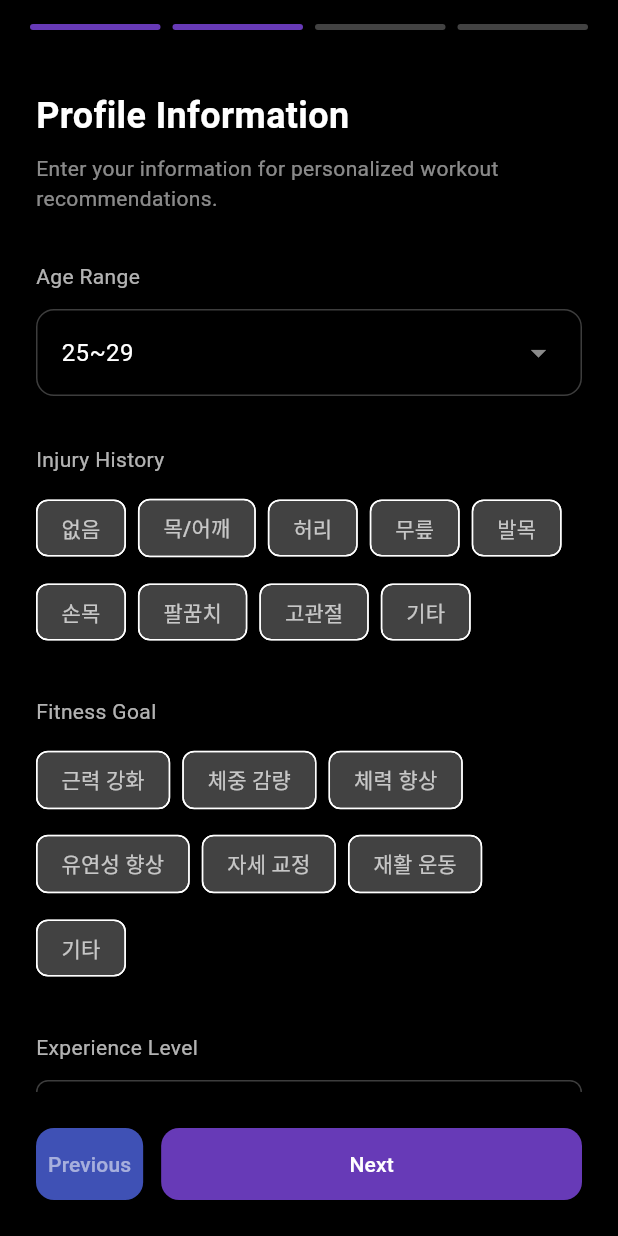
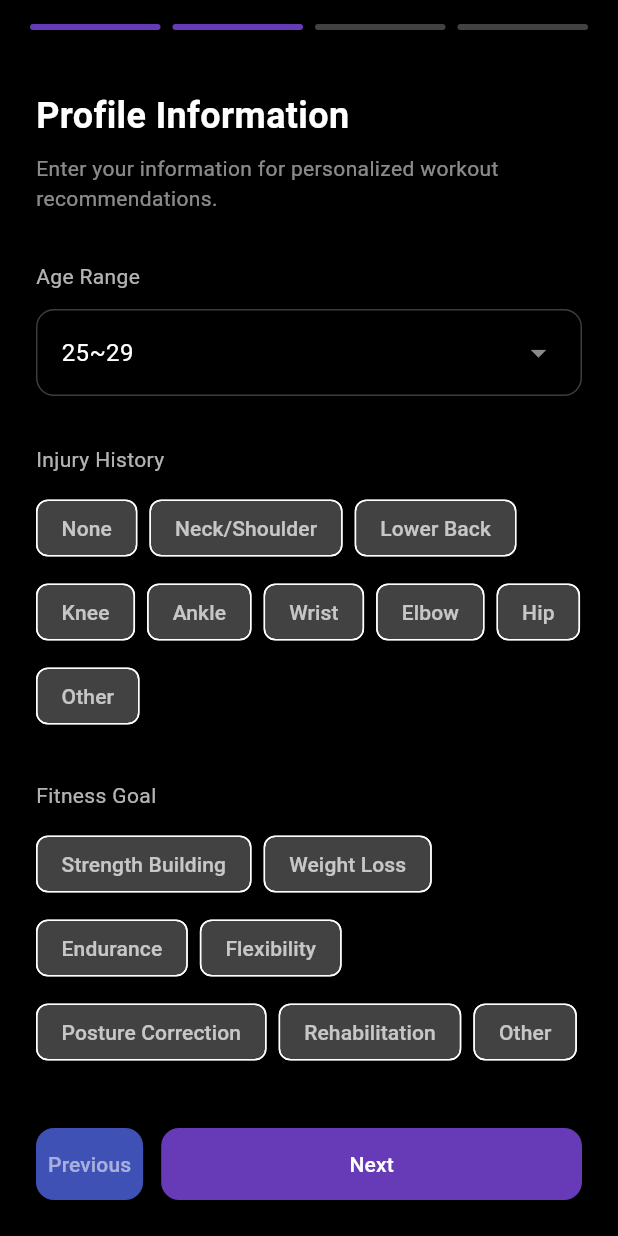
Before and after one commit to ForIRIS/fitness_gem, a Flutter app: the screen it shows after launch, swiped to page 2, on a phone screen of 412 x 824 dp. Run offline on Flutter 3.47's test engine with Material 3 defaults, Android fonts, the phone set to English and light mode, and no system bars; our stand-ins replace camera, firebase_auth, firebase_core, fl_chart, flutter_dotenv, flutter_tts and 6 more; missing offline and left inert: google_mlkit_pose_detection, presentation_displays; accounts and stored records are empty; generated files the repository leaves out were written again; network calls fail.

Commit message:
add apikey insert view for hackerton

```diff
--- a/lib/l10n/app_localizations.dart
+++ b/lib/l10n/app_localizations.dart
@@ -829,6 +829,54 @@ abstract class AppLocalizations {
   /// In en, this message translates to:
   /// **'Enter your answer...'**
   String get answerPlaceholder;
+
+  /// No description provided for @enterApiKeyHackathon.
+  ///
+  /// In en, this message translates to:
+  /// **'Enter API Key (Hackathon)'**
+  String get enterApiKeyHackathon;
+
+  /// No description provided for @apiKeyDialogTitle.
+  ///
+  /// In en, this message translates to:
+  /// **'Enter Gemini API Key'**
+  String get apiKeyDialogTitle;
+
+  /// No description provided for @apiKeyDialogDescription.
+  ///
+  /// In en, this message translates to:
+  /// **'To avoid rate limits during the hackathon, please enter your own Gemini API Key.'**
+  String get apiKeyDialogDescription;
+
+  /// No description provided for @apiKeyLabel.
+  ///
+  /// In en, this message translates to:
+  /// **'API Key'**
+  String get apiKeyLabel;
+
+  /// No description provided for @exerciseSquat.
+  ///
+  /// In en, this message translates to:
+  /// **'Squat (Lower Body)'**
+  String get exerciseSquat;
+
+  /// No description provided for @exercisePushup.
+  ///
+  /// In en, this message translates to:
+  /// **'Push-up (Upper Body)'**
+  String get exercisePushup;
+
+  /// No description provided for @exerciseLunge.
+  ///
+  /// In en, this message translates to:
+  /// **'Lunge'**
+  String get exerciseLunge;
+
+  /// No description provided for @exercisePlank.
+  ///
+  /// In en, this message translates to:
+  /// **'Plank (Core)'**
+  String get exercisePlank;
 }
 
 class _AppLocalizationsDelegate
--- a/lib/views/onboarding_view.dart
+++ b/lib/views/onboarding_view.dart
@@ -6,6 +6,8 @@ import 'package:permission_handler/permission_handler.dart';
 import '../models/user_profile.dart';
 import 'home_view.dart';
 import 'ai_interview_view.dart';
+import '../services/gemini_service.dart';
+import 'package:flutter/services.dart';
 
 /// OnboardingView - 온보딩 화면
 class OnboardingView extends StatefulWidget {
@@ -47,27 +49,29 @@ class _OnboardingViewState extends State<OnboardingView> {
   ];
 
   // 부상 이력 목록
-  static const List<String> _injuryOptions = [
-    '없음',
-    '목/어깨',
-    '허리',
-    '무릎',
-    '발목',
-    '손목',
-    '팔꿈치',
-    '고관절',
-    '기타',
+  // 부상 이력 목록 (Getter for Localization)
+  List<String> get _injuryOptions => [
+    AppLocalizations.of(context)!.none,
+    AppLocalizations.of(context)!.neckShoulder,
+    AppLocalizations.of(context)!.lowerBack,
+    AppLocalizations.of(context)!.knee,
+    AppLocalizations.of(context)!.ankle,
+    AppLocalizations.of(context)!.wrist,
+    AppLocalizations.of(context)!.elbow,
+    AppLocalizations.of(context)!.hip,
+    AppLocalizations.of(context)!.other,
   ];
 
   // 운동 목표 목록
-  static const List<String> _goalOptions = [
-    '근력 강화',
-    '체중 감량',
-    '체력 향상',
-    '유연성 향상',
-    '자세 교정',
-    '재활 운동',
-    '기타',
+  // 운동 목표 목록 (Getter for Localization)
+  List<String> get _goalOptions => [
+    AppLocalizations.of(context)!.strengthBuilding,
+    AppLocalizations.of(context)!.weightLoss,
+    AppLocalizations.of(context)!.endurance,
+    AppLocalizations.of(context)!.flexibility,
+    AppLocalizations.of(context)!.postureCorrection,
+    AppLocalizations.of(context)!.rehabilitation,
+    AppLocalizations.of(context)!.other,
   ];
 
   // 면책 팝업 표시 여부
@@ -281,6 +285,18 @@ class _OnboardingViewState extends State<OnboardingView> {
               ),
             ),
           ],
+
+          const Spacer(),
+
+          TextButton.icon(
+            onPressed: _showApiKeyDialog,
+            icon: const Icon(Icons.key, size: 16, color: Colors.white30),
+            label: Text(
+              AppLocalizations.of(context)!.enterApiKeyHackathon,
+              style: const TextStyle(color: Colors.white30, fontSize: 12),
+            ),
+          ),
+
           const SizedBox(height: 24),
         ],
       ),
@@ -349,7 +365,6 @@ class _OnboardingViewState extends State<OnboardingView> {
             runSpacing: 8,
             children: _injuryOptions.map((injury) {
               final isSelected = _selectedInjuries.contains(injury);
-              final isOther = injury == '기타';
               return FilterChip(
                 label: Text(injury),
                 selected: isSelected,
@@ -361,20 +376,24 @@ class _OnboardingViewState extends State<OnboardingView> {
                 ),
                 onSelected: (selected) {
                   setState(() {
-                    if (injury == '없음') {
+                    if (injury == AppLocalizations.of(context)!.none) {
                       // '없음' 선택 시 다른 모든 선택 해제
                       _selectedInjuries.clear();
                       if (selected) _selectedInjuries.add(injury);
                       _showCustomInjury = false;
                     } else {
                       // 다른 부상 선택 시 '없음' 해제
-                      _selectedInjuries.remove('없음');
+                      _selectedInjuries.remove(
+                        AppLocalizations.of(context)!.none,
+                      );
                       if (selected) {
                         _selectedInjuries.add(injury);
                       } else {
                         _selectedInjuries.remove(injury);
                       }
-                      _showCustomInjury = isOther && selected;
+                      _showCustomInjury = _selectedInjuries.contains(
+                        AppLocalizations.of(context)!.other,
+                      );
                     }
                   });
                 },
@@ -430,7 +449,9 @@ class _OnboardingViewState extends State<OnboardingView> {
                     } else {
                       _selectedGoals.remove(goal);
                     }
-                    _showCustomGoal = _selectedGoals.contains('기타');
+                    _showCustomGoal = _selectedGoals.contains(
+                      AppLocalizations.of(context)!.other,
+                    );
                   });
                 },
               );
@@ -525,10 +546,22 @@ class _OnboardingViewState extends State<OnboardingView> {
             alignment: WrapAlignment.center,
             children:
                 [
-                  {'name': '하체 (스쿼트)', 'value': 'Squat'},
-                  {'name': '상체 (푸시업)', 'value': 'Push-up'},
-                  {'name': '런지', 'value': 'Lunge'},
-                  {'name': '코어 (플랭크)', 'value': 'Plank'},
+                  {
+                    'name': AppLocalizations.of(context)!.exerciseSquat,
+                    'value': 'Squat',
+                  },
+                  {
+                    'name': AppLocalizations.of(context)!.exercisePushup,
+                    'value': 'Push-up',
+                  },
+                  {
+                    'name': AppLocalizations.of(context)!.exerciseLunge,
+                    'value': 'Lunge',
+                  },
+                  {
+                    'name': AppLocalizations.of(context)!.exercisePlank,
+                    'value': 'Plank',
+                  },
                 ].map((exercise) {
                   final isSelected =
                       _exerciseController.text == exercise['value'];
@@ -990,6 +1023,69 @@ class _OnboardingViewState extends State<OnboardingView> {
     }
   }
 
+  void _showApiKeyDialog() {
+    final TextEditingController keyController = TextEditingController();
+
+    showDialog(
+      context: context,
+      builder: (context) => AlertDialog(
+        backgroundColor: Colors.grey[900],
+        title: Text(
+          AppLocalizations.of(context)!.apiKeyDialogTitle,
+          style: const TextStyle(color: Colors.white),
+        ),
+        content: Column(
+          mainAxisSize: MainAxisSize.min,
+          children: [
+            Text(
+              AppLocalizations.of(context)!.apiKeyDialogDescription,
+              style: const TextStyle(color: Colors.white70),
+            ),
+            const SizedBox(height: 16),
+            TextField(
+              controller: keyController,
+              style: const TextStyle(color: Colors.white),
+              decoration: InputDecoration(
+                labelText: AppLocalizations.of(context)!.apiKeyLabel,
+                labelStyle: const TextStyle(color: Colors.white54),
+                enabledBorder: const OutlineInputBorder(
+                  borderSide: BorderSide(color: Colors.white24),
+                ),
+                focusedBorder: const OutlineInputBorder(
+                  borderSide: BorderSide(color: Colors.deepPurple),
+                ),
+              ),
+            ),
+          ],
+        ),
+        actions: [
+          TextButton(
+            onPressed: () => Navigator.pop(context),
+            child: Text(AppLocalizations.of(context)!.cancel),
+          ),
+          ElevatedButton(
+            onPressed: () async {
+              if (keyController.text.trim().isNotEmpty) {
+                final geminiService = GeminiService();
+                await geminiService.setApiKey(keyController.text.trim());
+                if (mounted) {
+                  ScaffoldMessenger.of(context).showSnackBar(
+                    SnackBar(
+                      content: Text(AppLocalizations.of(context)!.apiKeySaved),
+                      backgroundColor: Colors.green,
+                    ),
+                  );
+                  Navigator.pop(context);
+                }
+              }
+            },
+            child: Text(AppLocalizations.of(context)!.save),
+          ),
+        ],
+      ),
+    );
+  }
+
   String _buildInjuryText() {
     if (_selectedInjuries.isEmpty || _selectedInjuries.contains('없음')) {
       return '없음';
```
Also changed, not shown: lib/l10n/app_en.arb (+9 -1 lines), lib/l10n/app_ko.arb (+9 -1 lines), lib/l10n/app_localizations_en.dart (+25 -0 lines), lib/l10n/app_localizations_ko.dart (+25 -0 lines), lib/views/ai_interview_view.dart (+16 -0 lines).
